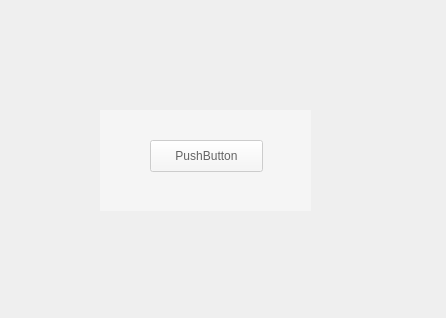
First picture: the form in Gui/widget.ui, repository xtuer/Qt, before the edit.
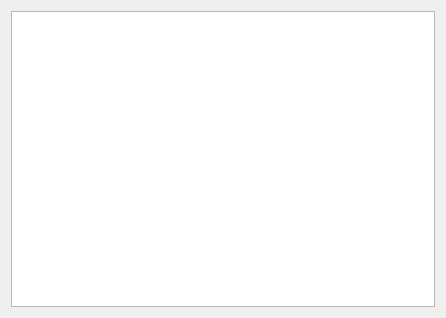
Second picture: the form after the edit.

Diff of the .ui file:
```diff
--- a/Gui/widget.ui
+++ b/Gui/widget.ui
@@ -14,33 +14,15 @@
    <string>Widget</string>
   </property>
   <property name="styleSheet">
-   <string notr="true">#widget {
-	background: rgba(255,255,255,100);
+   <string notr="true">QLabel {
+	line-height: 50px;
 }</string>
   </property>
-  <widget class="QPushButton" name="pushButton">
-   <property name="geometry">
-    <rect>
-     <x>150</x>
-     <y>140</y>
-     <width>113</width>
-     <height>32</height>
-    </rect>
-   </property>
-   <property name="text">
-    <string>PushButton</string>
-   </property>
-  </widget>
-  <widget class="QWidget" name="widget" native="true">
-   <property name="geometry">
-    <rect>
-     <x>100</x>
-     <y>110</y>
-     <width>211</width>
-     <height>101</height>
-    </rect>
-   </property>
-  </widget>
+  <layout class="QGridLayout" name="gridLayout">
+   <item row="0" column="0">
+    <widget class="QGraphicsView" name="graphicsView"/>
+   </item>
+  </layout>
  </widget>
  <layoutdefault spacing="6" margin="11"/>
  <resources/>
```
